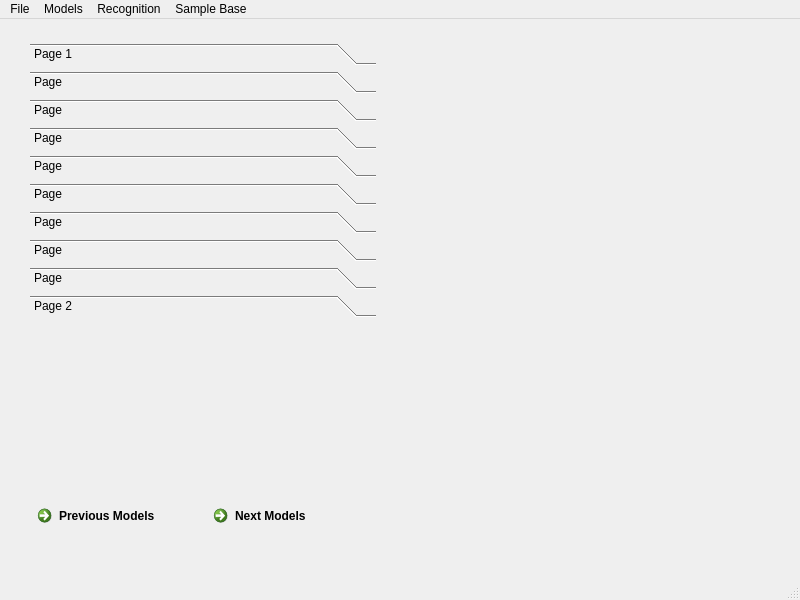
This is windows/MainWindow.ui in Erucolindo96/Native-Speaker as Qt 5 draws it before an edit. The edited form follows.
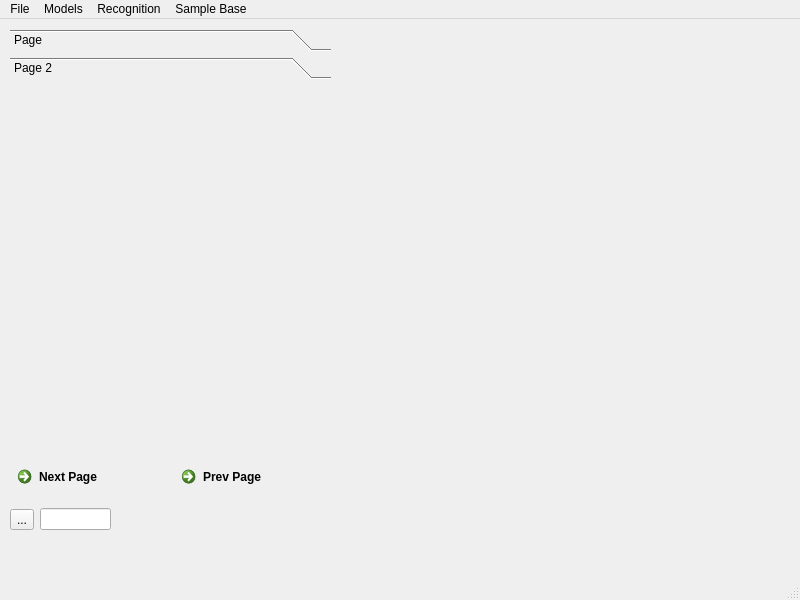
This is the edited form.

```diff
--- a/windows/MainWindow.ui
+++ b/windows/MainWindow.ui
@@ -17,177 +17,97 @@
    <widget class="QWidget" name="verticalLayoutWidget">
     <property name="geometry">
      <rect>
-      <x>30</x>
-      <y>24</y>
-      <width>346</width>
-      <height>491</height>
+      <x>10</x>
+      <y>440</y>
+      <width>321</width>
+      <height>41</height>
      </rect>
     </property>
-    <layout class="QVBoxLayout" name="verticalLayout">
+    <layout class="QHBoxLayout" name="horizontalLayout">
      <item>
-      <layout class="QVBoxLayout" name="verticalLayout_3">
-       <property name="sizeConstraint">
-        <enum>QLayout::SetNoConstraint</enum>
+      <widget class="QCommandLinkButton" name="commandLinkButton_next_models">
+       <property name="text">
+        <string>Next Page</string>
        </property>
-       <item>
-        <widget class="QToolBox" name="models_list">
-         <property name="currentIndex">
-          <number>9</number>
-         </property>
-         <widget class="QWidget" name="page_3">
-          <property name="geometry">
-           <rect>
-            <x>0</x>
-            <y>0</y>
-            <width>342</width>
-            <height>132</height>
-           </rect>
-          </property>
-          <attribute name="label">
-           <string>Page 1</string>
-          </attribute>
-         </widget>
-         <widget class="QWidget" name="page_12">
-          <property name="geometry">
-           <rect>
-            <x>0</x>
-            <y>0</y>
-            <width>342</width>
-            <height>132</height>
-           </rect>
-          </property>
-          <attribute name="label">
-           <string>Page</string>
-          </attribute>
-         </widget>
-         <widget class="QWidget" name="page_11">
-          <property name="geometry">
-           <rect>
-            <x>0</x>
-            <y>0</y>
-            <width>342</width>
-            <height>132</height>
-           </rect>
-          </property>
-          <attribute name="label">
-           <string>Page</string>
-          </attribute>
-         </widget>
-         <widget class="QWidget" name="page_10">
-          <property name="geometry">
-           <rect>
-            <x>0</x>
-            <y>0</y>
-            <width>342</width>
-            <height>132</height>
-           </rect>
-          </property>
-          <attribute name="label">
-           <string>Page</string>
-          </attribute>
-         </widget>
-         <widget class="QWidget" name="page_9">
-          <property name="geometry">
-           <rect>
-            <x>0</x>
-            <y>0</y>
-            <width>342</width>
-            <height>132</height>
-           </rect>
-          </property>
-          <attribute name="label">
-           <string>Page</string>
-          </attribute>
-         </widget>
-         <widget class="QWidget" name="page_8">
-          <property name="geometry">
-           <rect>
-            <x>0</x>
-            <y>0</y>
-            <width>342</width>
-            <height>132</height>
-           </rect>
-          </property>
-          <attribute name="label">
-           <string>Page</string>
-          </attribute>
-         </widget>
-         <widget class="QWidget" name="page_7">
-          <property name="geometry">
-           <rect>
-            <x>0</x>
-            <y>0</y>
-            <width>342</width>
-            <height>132</height>
-           </rect>
-          </property>
-          <attribute name="label">
-           <string>Page</string>
-          </attribute>
-         </widget>
-         <widget class="QWidget" name="page_6">
-          <property name="geometry">
-           <rect>
-            <x>0</x>
-            <y>0</y>
-            <width>342</width>
-            <height>132</height>
-           </rect>
-          </property>
-          <attribute name="label">
-           <string>Page</string>
-          </attribute>
-         </widget>
-         <widget class="QWidget" name="page_5">
-          <property name="geometry">
-           <rect>
-            <x>0</x>
-            <y>0</y>
-            <width>342</width>
-            <height>132</height>
-           </rect>
-          </property>
-          <attribute name="label">
-           <string>Page</string>
-          </attribute>
-         </widget>
-         <widget class="QWidget" name="page_4">
-          <property name="geometry">
-           <rect>
-            <x>0</x>
-            <y>0</y>
-            <width>342</width>
-            <height>132</height>
-           </rect>
-          </property>
-          <attribute name="label">
-           <string>Page 2</string>
-          </attribute>
-         </widget>
-        </widget>
-       </item>
-      </layout>
+      </widget>
      </item>
      <item>
-      <layout class="QHBoxLayout" name="horizontalLayout">
-       <item>
-        <widget class="QCommandLinkButton" name="commandLinkButton_prev_models">
-         <property name="text">
-          <string>Previous Models</string>
-         </property>
-        </widget>
-       </item>
-       <item>
-        <widget class="QCommandLinkButton" name="commandLinkButton_next_models">
-         <property name="text">
-          <string>Next Models</string>
-         </property>
-        </widget>
-       </item>
-      </layout>
+      <widget class="QCommandLinkButton" name="commandLinkButton_prev_models">
+       <property name="text">
+        <string>Prev Page</string>
+       </property>
+      </widget>
      </item>
     </layout>
    </widget>
+   <widget class="QWidget" name="horizontalLayoutWidget">
+    <property name="geometry">
+     <rect>
+      <x>10</x>
+      <y>480</y>
+      <width>101</width>
+      <height>41</height>
+     </rect>
+    </property>
+    <layout class="QHBoxLayout" name="horizontalLayout_2">
+     <item>
+      <widget class="QToolButton" name="toolButton_refresh">
+       <property name="text">
+        <string>...</string>
+       </property>
+      </widget>
+     </item>
+     <item>
+      <widget class="QLineEdit" name="lineEdit_act_page">
+       <property name="enabled">
+        <bool>true</bool>
+       </property>
+       <property name="readOnly">
+        <bool>true</bool>
+       </property>
+      </widget>
+     </item>
+    </layout>
+   </widget>
+   <widget class="QToolBox" name="models_list">
+    <property name="geometry">
+     <rect>
+      <x>10</x>
+      <y>10</y>
+      <width>321</width>
+      <height>421</height>
+     </rect>
+    </property>
+    <property name="currentIndex">
+     <number>1</number>
+    </property>
+    <widget class="QWidget" name="page">
+     <property name="geometry">
+      <rect>
+       <x>0</x>
+       <y>0</y>
+       <width>321</width>
+       <height>299</height>
+      </rect>
+     </property>
+     <attribute name="label">
+      <string>Page</string>
+     </attribute>
+    </widget>
+    <widget class="QWidget" name="page_4">
+     <property name="geometry">
+      <rect>
+       <x>0</x>
+       <y>0</y>
+       <width>321</width>
+       <height>359</height>
+      </rect>
+     </property>
+     <attribute name="label">
+      <string>Page 2</string>
+     </attribute>
+    </widget>
+   </widget>
   </widget>
   <widget class="QMenuBar" name="menubar">
    <property name="geometry">
```
Left out of the diff: 2 changed lines with no effect on the pictures.
